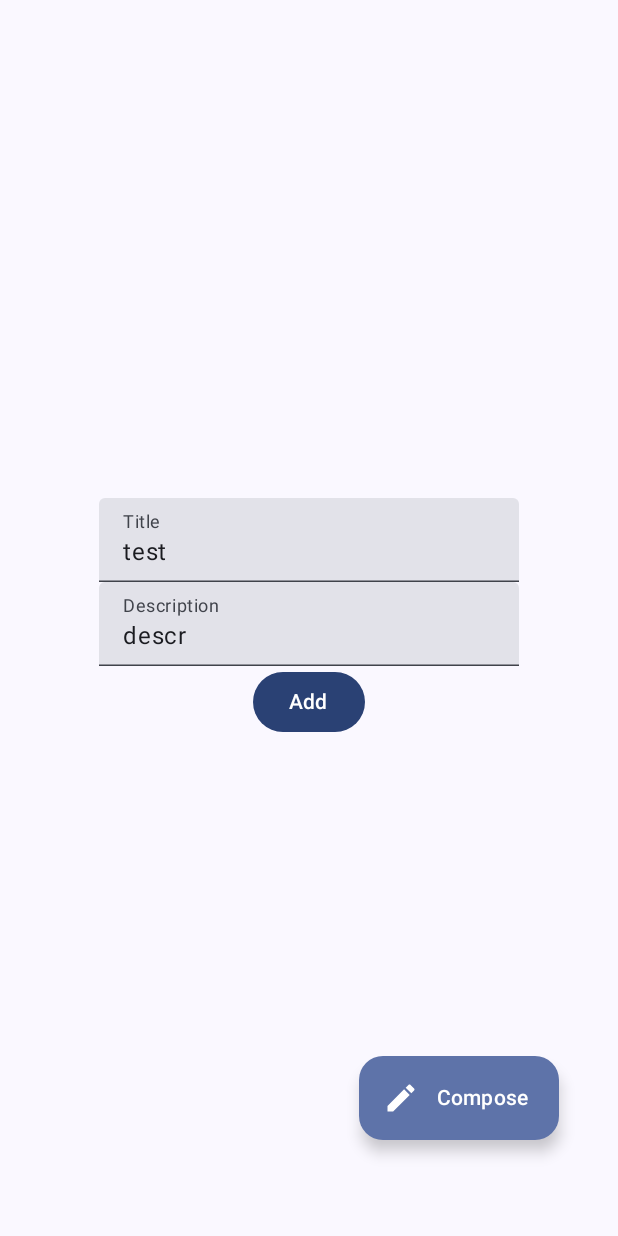
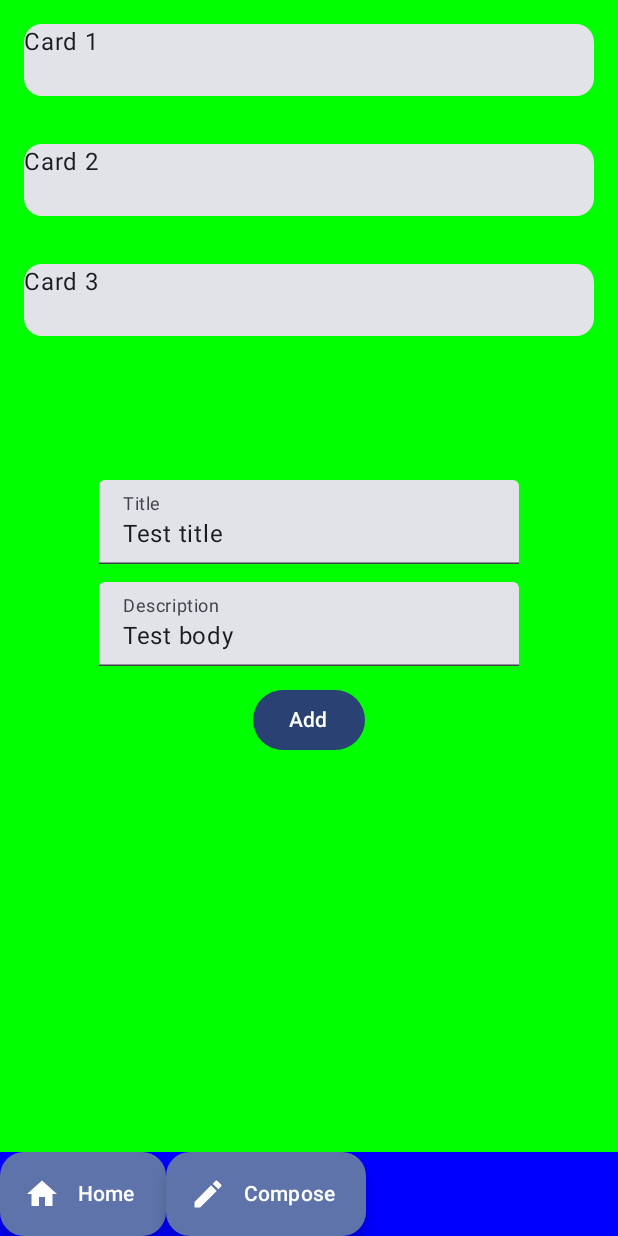
Before and after one commit to shtef21/android-business-diary, an Android app built with Jetpack Compose: the screen it shows after launch (MainActivity), on a phone screen of 412 x 824 dp. Run offline under Robolectric (Android 15) with nearby library versions, the phone set to English and light mode, and no system bars.

Commit message:
DB & Navigation
- Fix up form to add diary logs as an array
- Add Main diary page
- Add routing between the two pages
- Start working on navbar

```diff
--- a/BusinessDiary/app/build.gradle.kts
+++ b/BusinessDiary/app/build.gradle.kts
@@ -70,6 +70,8 @@ dependencies {
     implementation("androidx.compose.ui:ui-graphics")
     implementation("androidx.compose.ui:ui-tooling-preview")
     implementation("androidx.compose.material3:material3")
+    implementation("androidx.navigation:navigation-compose:2.7.7")
+
     testImplementation("junit:junit:4.13.2")
     androidTestImplementation("androidx.test.ext:junit:1.1.5")
     androidTestImplementation("androidx.test.espresso:espresso-core:3.5.1")
--- a/BusinessDiary/app/src/main/java/com/github/shtef21/businessdiary/MainActivity.kt
+++ b/BusinessDiary/app/src/main/java/com/github/shtef21/businessdiary/MainActivity.kt
@@ -3,31 +3,38 @@ package com.github.shtef21.businessdiary
 import android.os.Bundle
 import androidx.activity.ComponentActivity
 import androidx.activity.compose.setContent
+import androidx.compose.foundation.background
 import androidx.compose.foundation.layout.Box
 import androidx.compose.foundation.layout.Column
+import androidx.compose.foundation.layout.Row
 import androidx.compose.foundation.layout.fillMaxSize
+import androidx.compose.foundation.layout.fillMaxWidth
+import androidx.compose.foundation.layout.height
 import androidx.compose.foundation.layout.offset
+import androidx.compose.foundation.layout.padding
+import androidx.compose.foundation.layout.width
 import androidx.compose.material.icons.Icons
 import androidx.compose.material.icons.filled.Create
+import androidx.compose.material.icons.filled.Home
 import androidx.compose.material3.Button
+import androidx.compose.material3.Card
 import androidx.compose.material3.ExtendedFloatingActionButton
 import androidx.compose.material3.Icon
 import androidx.compose.material3.MaterialTheme
 import androidx.compose.material3.Surface
 import androidx.compose.material3.Text
-import androidx.compose.material3.TextField
 import androidx.compose.runtime.Composable
-import androidx.compose.runtime.getValue
-import androidx.compose.runtime.setValue
-import androidx.compose.runtime.mutableStateOf
-import androidx.compose.runtime.remember
 import androidx.compose.ui.Alignment
 import androidx.compose.ui.Modifier
+import androidx.compose.ui.graphics.Color
 import androidx.compose.ui.unit.dp
-import com.github.shtef21.businessdiary.logic.DiaryLog
-import com.github.shtef21.businessdiary.logic.addItemToDatabase
-import com.github.shtef21.businessdiary.pages.DiaryContainer
-import com.github.shtef21.businessdiary.pages.DiaryLogAddButton
+import androidx.navigation.NavHostController
+import androidx.navigation.compose.NavHost
+import androidx.navigation.compose.composable
+import androidx.navigation.compose.rememberNavController
+import com.github.shtef21.businessdiary.logic.Routes
+import com.github.shtef21.businessdiary.pages.DiaryFormContainer
+import com.github.shtef21.businessdiary.pages.DiaryShowContainer
 import com.github.shtef21.businessdiary.ui.theme.BusinessDiaryTheme
 
 class MainActivity : ComponentActivity() {
@@ -36,14 +43,122 @@ class MainActivity : ComponentActivity() {
         super.onCreate(savedInstanceState)
         setContent {
             BusinessDiaryTheme {
+                val navController: NavHostController = rememberNavController()
+
                 // A surface container using the 'background' color from the theme
                 Surface(
                     modifier = Modifier.fillMaxSize(),
                     color = MaterialTheme.colorScheme.background
                 ) {
-                    DiaryContainer()
+                    Box(
+                        modifier = Modifier.fillMaxSize()
+                    ) {
+                        Navigation(navController)
+                    }
+                    Box(
+                        modifier = Modifier
+                            .fillMaxSize(),
+                        contentAlignment = Alignment.Center
+                    ) {
+                        Column(
+                            horizontalAlignment = Alignment.CenterHorizontally
+                        ) {
+                            appWrapper(navController)
+                        }
+                    }
                 }
             }
         }
     }
 }
+
+@Composable
+fun appWrapper(navController: NavHostController) {
+    NavHost(
+        navController = navController,
+        startDestination = Routes.ADD_LOG.toString()
+    ) {
+        composable(Routes.ADD_LOG.toString()) {
+            DiaryFormContainer()
+        }
+        composable(Routes.SHOW_LOGS.toString()) {
+            DiaryShowContainer()
+        }
+    }
+
+}
+
+@Composable
+fun Navigation(navController: NavHostController) {
+    Column(
+        modifier = Modifier
+            .fillMaxWidth()
+            .background(Color.Red)
+    ) {
+        Column(
+            modifier = Modifier
+                .fillMaxWidth()
+                .weight(1f)
+                .background(Color.Green)
+        ) {
+            Card(
+                modifier = Modifier
+                    .fillMaxWidth()
+                    .height(80.dp)
+                    .padding(all = 16.dp)
+            ) {
+                Text(text = "Card 1")
+            }
+            Card(
+                modifier = Modifier
+                    .fillMaxWidth()
+                    .height(80.dp)
+                    .padding(all = 16.dp)
+            ) {
+                Text(text = "Card 2")
+            }
+            Card(
+                modifier = Modifier
+                    .fillMaxWidth()
+                    .height(80.dp)
+                    .padding(all = 16.dp)
+            ) {
+                Text(text = "Card 3")
+            }
+        }
+        // Buttons content
+        Row(
+            modifier = Modifier.fillMaxWidth()
+                .background(Color.Blue)
+        ) {
+            ExtendedFloatingActionButton(
+                onClick = {
+                    navController.navigate(Routes.SHOW_LOGS.toString())
+                },
+                icon = { Icon(Icons.Filled.Home, "Home page") },
+                text = { Text(text = "Home") },
+                modifier = Modifier
+                //.offset(x = 30.dp, y = 670.dp)
+            )
+            ExtendedFloatingActionButton(
+                onClick = {
+                    navController.navigate(Routes.ADD_LOG.toString())
+                },
+                icon = { Icon(Icons.Filled.Create, "Add a log") },
+                text = { Text(text = "Compose") },
+                modifier = Modifier
+                //.offset(x = 200.dp, y = 670.dp)
+            )
+        }
+        /*ExtendedFloatingActionButton(
+            onClick = {
+                navController.navigate(Routes.SHOW_LOGS.toString())
+            },
+            icon = { Icon(Icons.Filled.Home, "Home page") },
+            text = { Text(text = "Home") },
+            modifier = Modifier
+            //.offset(x = 30.dp, y = 670.dp)
+        )
+         */
+    }
+}
--- a/BusinessDiary/app/src/main/java/com/github/shtef21/businessdiary/logic/AppDb.kt
+++ b/BusinessDiary/app/src/main/java/com/github/shtef21/businessdiary/logic/AppDb.kt
@@ -4,13 +4,17 @@ import com.github.shtef21.businessdiary.logic.AppProperties.dbUrl
 import com.google.firebase.Firebase
 import com.google.firebase.database.database
 
-fun addItemToDatabase(messageValue: DiaryLog) {
+fun addDiaryLogToDatabase(log: DiaryLog) {
 
     // TODO: add auth
     val database = Firebase.database(dbUrl)
 
     val myRef = database.getReference("diaryLogs")
 
-    val testArr = arrayOf(messageValue)
-    myRef.setValue(testArr)
+    val dbItem = mutableMapOf<String, Any>()
+    dbItem["title"] = log.title
+    dbItem["description"] = log.description
+
+    val childRef = myRef.push()
+    childRef.setValue(dbItem)
 }
--- /dev/null
+++ b/BusinessDiary/app/src/main/java/com/github/shtef21/businessdiary/logic/Utils.kt
@@ -0,0 +1,6 @@
+package com.github.shtef21.businessdiary.logic
+
+enum class Routes {
+    ADD_LOG,
+    SHOW_LOGS
+}
--- a/BusinessDiary/app/src/main/java/com/github/shtef21/businessdiary/pages/Diary.kt
+++ b/BusinessDiary/app/src/main/java/com/github/shtef21/businessdiary/pages/AddLogPage.kt
@@ -1,13 +1,11 @@
 package com.github.shtef21.businessdiary.pages
 
-import androidx.compose.foundation.background
 import androidx.compose.foundation.layout.Box
 import androidx.compose.foundation.layout.Column
 import androidx.compose.foundation.layout.Spacer
 import androidx.compose.foundation.layout.fillMaxSize
 import androidx.compose.foundation.layout.height
 import androidx.compose.foundation.layout.offset
-import androidx.compose.foundation.layout.size
 import androidx.compose.material.icons.Icons
 import androidx.compose.material.icons.filled.Create
 import androidx.compose.material3.Button
@@ -22,15 +20,13 @@ import androidx.compose.runtime.remember
 import androidx.compose.runtime.setValue
 import androidx.compose.ui.Alignment
 import androidx.compose.ui.Modifier
-import androidx.compose.ui.graphics.Color
 import androidx.compose.ui.unit.dp
+import androidx.navigation.NavHostController
 import com.github.shtef21.businessdiary.logic.DiaryLog
-import com.github.shtef21.businessdiary.logic.addItemToDatabase
-import java.time.LocalDateTime
-import java.util.Date
+import com.github.shtef21.businessdiary.logic.addDiaryLogToDatabase
 
 @Composable
-fun DiaryContainer() {
+fun DiaryFormContainer() {
     Box(
         modifier = Modifier
             .fillMaxSize(),
@@ -41,50 +37,52 @@ fun DiaryContainer() {
         ) {
             DiaryForm()
         }
-        DiaryLogAddButton()
     }
 }
 
 @Composable
 fun DiaryForm() {
-    var message by remember { mutableStateOf("") }
     var addEnabled by remember { mutableStateOf(false) }
-    var formMessage by remember {mutableStateOf("")}
+    var formMessage by remember { mutableStateOf("") }
 
-    var diaryLog by remember {
-        mutableStateOf(
-            DiaryLog(
-                "test",
-                "descr"
-            )
-        )
-    }
+    var diaryLogTitle by remember { mutableStateOf("") }
+    var diaryLogText by remember { mutableStateOf("") }
     val checkValidity = {
         addEnabled =
-            diaryLog.title.length > 0 &&
-            diaryLog.description.length > 0
+            diaryLogTitle.length > 0
+            && diaryLogText.length > 0
     }
     checkValidity()
 
+    diaryLogTitle = "Test title"
+    diaryLogText = "Test body"
+    checkValidity()
+
     TextField(
-        value = diaryLog.title,
+        value = diaryLogTitle,
         onValueChange = {
-            diaryLog.title = it
+            diaryLogTitle = it
             checkValidity()
         },
         label = { Text("Title")}
     )
+    Spacer(modifier = Modifier.height(12.dp))
     TextField(
-        value = diaryLog.description,
+        value = diaryLogText,
         onValueChange = {
-            diaryLog.description = it
+            diaryLogText = it
             checkValidity()
         },
         label = { Text("Description")}
     )
+    Spacer(modifier = Modifier.height(12.dp))
     Button(
         onClick = {
-            addItemToDatabase(diaryLog)
+            val diaryLog = DiaryLog(
+                diaryLogTitle,
+                diaryLogText,
+            )
+            addDiaryLogToDatabase(diaryLog)
             formMessage = "Done."
         },
         enabled = addEnabled
@@ -96,16 +94,3 @@ fun DiaryForm() {
         Text(formMessage)
     }
 }
-
-@Composable
-fun DiaryLogAddButton() {
-    ExtendedFloatingActionButton(
-        onClick = {
-            /* TODO */
-        },
-        icon = { Icon(Icons.Filled.Create, "Add a log") },
-        text = { Text(text = "Compose") },
-        modifier = Modifier
-            .offset(x = 100.dp, y = 320.dp)
-    )
-}
--- /dev/null
+++ b/BusinessDiary/app/src/main/java/com/github/shtef21/businessdiary/pages/DiaryShowPage.kt
@@ -0,0 +1,14 @@
+package com.github.shtef21.businessdiary.pages
+
+import androidx.compose.foundation.layout.Box
+import androidx.compose.foundation.layout.Column
+import androidx.compose.foundation.layout.fillMaxSize
+import androidx.compose.material3.Text
+import androidx.compose.runtime.Composable
+import androidx.compose.ui.Alignment
+import androidx.compose.ui.Modifier
+
+@Composable
+fun DiaryShowContainer() {
+    Text("Diary show!")
+}
```
